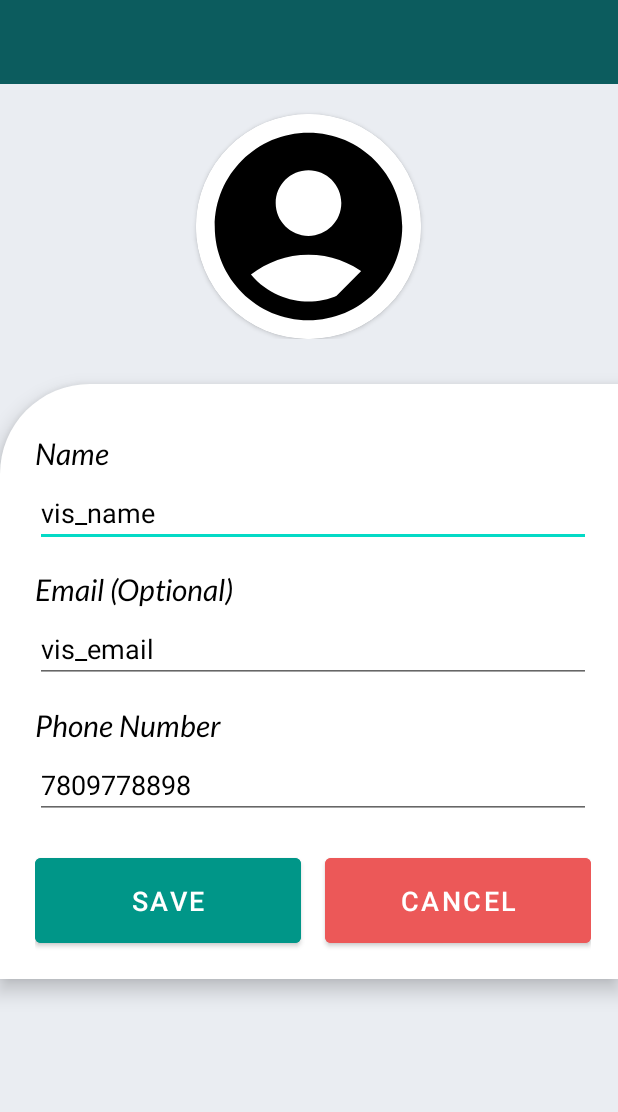
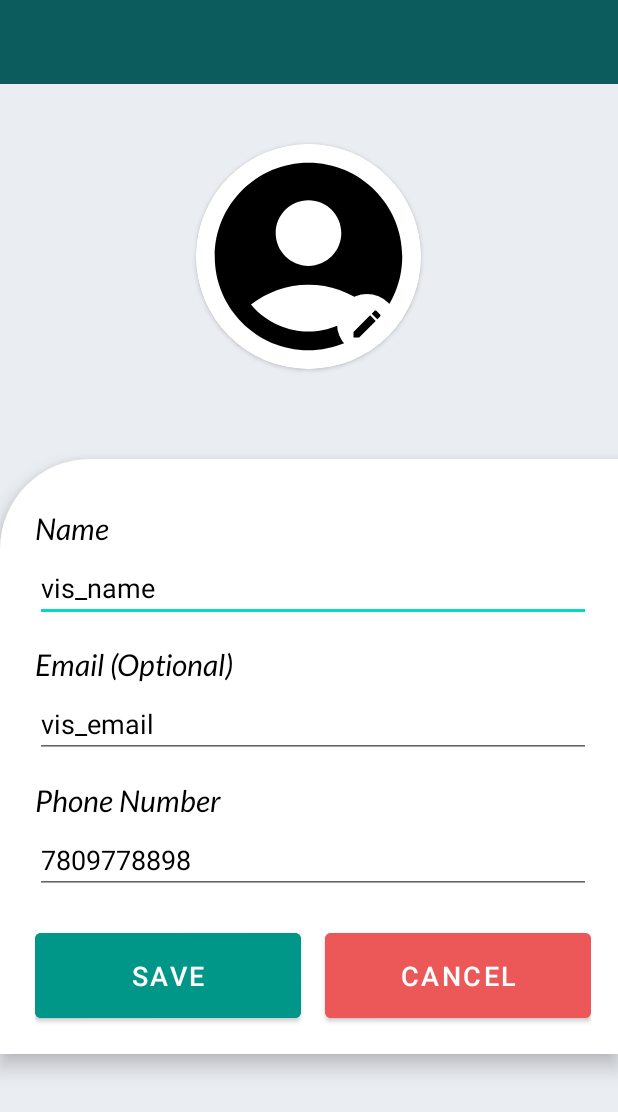
Before and after one commit to himanshi-agarwal/Aliro, an Android app: the layout visitor_edit_profile.xml on its own in the app's theme, with its tools: preview values and no code run, on a phone screen of 412 x 824 dp. Shown: the top 1112 px of the screen. Run offline under Robolectric (Android 15) with nearby library versions, the phone set to English and light mode, and no system bars.

Commit message:
Visitor Pages - Himanshi

```diff
--- a/app/src/main/java/com/example/aliro/Parking_register.kt
+++ b/app/src/main/java/com/example/aliro/ParkingActivity.kt
@@ -8,7 +8,7 @@ import android.widget.RadioGroup
 import android.widget.TextView
 import androidx.appcompat.app.AppCompatActivity
 
-class Parking_register : AppCompatActivity() {
+class ParkingActivity : AppCompatActivity() {
 
     private lateinit var editName: EditText
     private lateinit var editVehicleNumber: EditText
@@ -18,7 +18,7 @@ class Parking_register : AppCompatActivity() {
 
     override fun onCreate(savedInstanceState: Bundle?) {
         super.onCreate(savedInstanceState)
-        setContentView(R.layout.parking_register) // Ensure this matches your layout file name
+        setContentView(R.layout.parking_register)
 
 
         editName = findViewById(R.id.edit_name)
--- a/app/src/main/res/drawable/rounded_corner.xml
+++ b/app/src/main/res/drawable/rounded_corner.xml
@@ -7,6 +7,5 @@
         android:startColor="@color/primary"
         android:endColor="@color/other"
         android:angle="90"
-        android:type="linear"
-        />
+        android:type="linear" />
 </shape>
--- a/app/src/main/res/layout/emp_edit_profile.xml
+++ b/app/src/main/res/layout/emp_edit_profile.xml
@@ -161,13 +161,9 @@
                             android:textSize="18sp"
                             android:padding="16dp"/>
                     </LinearLayout>
-
                 </LinearLayout>
-
             </RelativeLayout>
-
         </RelativeLayout>
-
     </LinearLayout>
 
     <com.google.android.material.navigation.NavigationView
--- a/app/src/main/res/layout/visitor_edit_profile.xml
+++ b/app/src/main/res/layout/visitor_edit_profile.xml
@@ -1,23 +1,20 @@
 <?xml version="1.0" encoding="utf-8"?>
-<androidx.drawerlayout.widget.DrawerLayout
+<LinearLayout
     xmlns:android="http://schemas.android.com/apk/res/android"
     xmlns:app="http://schemas.android.com/apk/res-auto"
     xmlns:tools="http://schemas.android.com/tools"
-    android:id="@+id/drawer_layout"
-    android:layout_width="match_parent"
-    android:layout_height="match_parent"
-    tools:context=".VisitorEditActivity">
-
-    <LinearLayout
+    tools:context=".VisitorEditActivity"
     android:layout_width="match_parent"
     android:layout_height="match_parent"
     android:background="@color/background"
     android:orientation="vertical">
 
-        <include
-            layout="@layout/appbar"
+    <androidx.appcompat.widget.Toolbar
+        android:layout_width="match_parent"
         android:layout_height="wrap_content"
-            android:layout_width="match_parent" />
+        android:id="@+id/toolbar"
+        android:background="@color/other"
+        android:fitsSystemWindows="true"/>
 
     <RelativeLayout
         android:layout_width="match_parent"
@@ -26,14 +23,14 @@
         <RelativeLayout
             android:id="@+id/profile"
             android:layout_width="match_parent"
-                android:layout_height="wrap_content"
-                android:layout_marginBottom="30dp">
+            android:layout_height="wrap_content">
 
             <androidx.cardview.widget.CardView
                 android:layout_width="150dp"
                 android:layout_height="150dp"
                 android:layout_centerHorizontal="true"
-                    android:layout_marginTop="20dp"
+                android:layout_marginTop="40dp"
+                android:layout_marginBottom="10dp"
                 app:cardCornerRadius="75dp">
 
                 <ImageView
@@ -42,7 +39,6 @@
                     android:layout_height="match_parent"
                     android:layout_centerInParent="true"
                     android:background="@drawable/circular_background"
-                        android:padding="0dp"
                     android:scaleType="centerCrop"
                     android:src="@drawable/account" />
 
@@ -50,21 +46,28 @@
                     android:layout_width="match_parent"
                     android:layout_height="match_parent">
 
-                        <ImageView
+                    <ImageButton
                         android:id="@+id/camera_icon"
-                            android:layout_width="50dp"
-                            android:layout_height="50dp"
+                        android:layout_width="40dp"
+                        android:layout_height="40dp"
                         android:layout_alignParentEnd="true"
                         android:layout_alignParentBottom="true"
                         android:layout_marginEnd="16dp"
-                            android:layout_marginBottom="11dp"
-                            android:background="@null"
+                        android:layout_marginBottom="10dp"
+                        android:background="@drawable/circular_background"
                         android:clickable="true"
                         android:focusable="true"
                         android:src="@drawable/edit" />
                 </RelativeLayout>
             </androidx.cardview.widget.CardView>
         </RelativeLayout>
+
+        <ProgressBar
+            android:id="@+id/progress_bar"
+            android:layout_width="wrap_content"
+            android:layout_height="wrap_content"
+            android:layout_gravity="center"
+            android:visibility="gone" />
 
         <RelativeLayout
             android:id="@+id/white_background"
@@ -75,13 +78,18 @@
             android:clipToPadding="false"
             android:elevation="8dp"
             android:paddingTop="16dp"
+            android:layout_marginTop="50dp"
             android:paddingStart="5dp">
 
             <LinearLayout
                 android:layout_width="match_parent"
                 android:layout_height="wrap_content"
                 android:orientation="vertical"
-                    android:padding="18dp">
+                android:padding="18dp"
+                app:layout_constraintBottom_toBottomOf="parent"
+                app:layout_constraintEnd_toEndOf="parent"
+                app:layout_constraintStart_toStartOf="parent"
+                app:layout_constraintTop_toTopOf="parent">
 
                 <TextView
                     android:layout_width="match_parent"
@@ -173,14 +181,3 @@
         </RelativeLayout>
     </RelativeLayout>
 </LinearLayout>
-
-    <com.google.android.material.navigation.NavigationView
-        android:id="@+id/navbar"
-        android:layout_width="wrap_content"
-        android:layout_height="match_parent"
-        android:layout_gravity="start"
-        android:fitsSystemWindows="true"
-        android:layout_marginTop="25dp"
-        app:headerLayout="@layout/header" />
-
-</androidx.drawerlayout.widget.DrawerLayout>
--- a/app/src/main/res/layout/visitor_home.xml
+++ b/app/src/main/res/layout/visitor_home.xml
@@ -126,7 +126,7 @@
                         android:text="Parking" />
 
                     <Button
-                        android:id="@+id/timings"
+                        android:id="@+id/logs"
                         android:layout_width="0dp"
                         android:layout_weight="1"
                         android:layout_height="150dp"
```
Also changed, not shown: app/src/main/AndroidManifest.xml (+25 -5 lines), app/src/main/java/com/example/aliro/AboutVisitorActivity.kt (added, +68 -0 lines), app/src/main/java/com/example/aliro/Parking.kt (deleted, +0 -24 lines), app/src/main/java/com/example/aliro/VisitorHomeActivity.kt (+33 -0 lines), app/src/main/java/com/example/aliro/VisitorRegisterActivity.kt (added, +64 -0 lines), app/src/main/res/layout/parking.xml (deleted, +0 -39 lines), app/src/main/res/menu/menu.xml (added, +23 -0 lines). Lines whose indentation alone changed are shown as unchanged.
